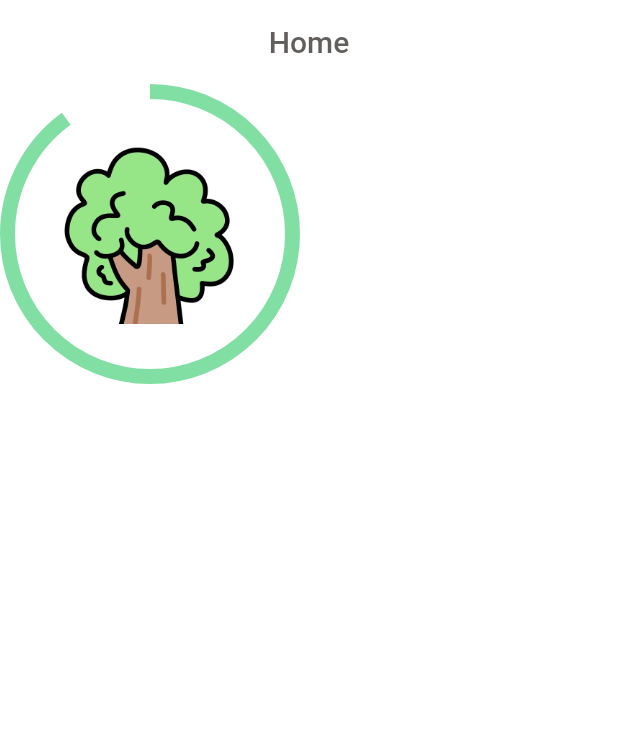
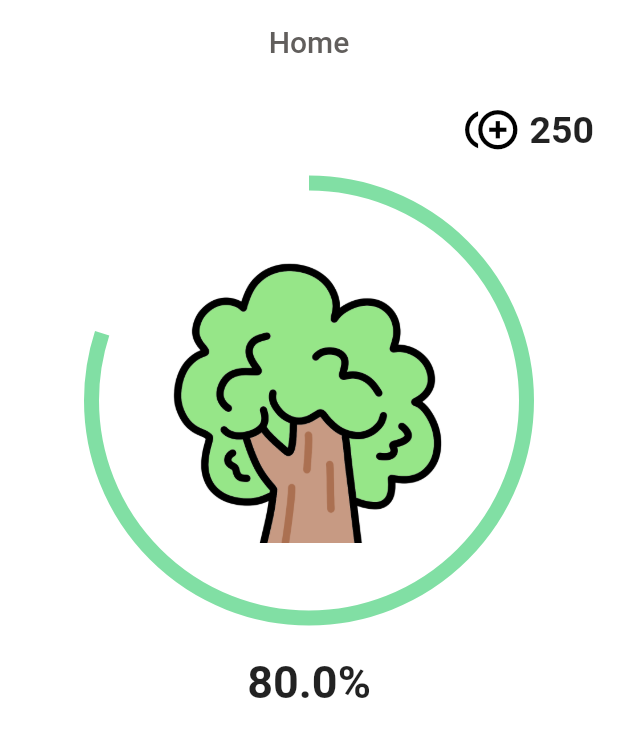
Before and after one commit to z5zH0/home, a Flutter app: the screen it shows after launch, on a phone screen of 412 x 824 dp. Shown: the top 737 px of the screen. Run offline on Flutter 3.47's test engine with Material 2 defaults, Android fonts, the phone set to English and light mode, and no system bars; drawn by our look-alikes of percent_indicator; Roboto replaces fonts that are missing (Inter-Regular).

Commit message:
포인트, 게이지바, 퍼센트

```diff
--- a/lib/campaign.dart
+++ b/lib/campaign.dart
@@ -6,8 +6,9 @@ class Campaign{
   int campLiked = 0;
   int campScrapped = 0;
   String campTodo = '';
+  int campPoint = 0;
 
-Campaign(String name, DateTime startDate, DateTime finishDate, bool ofCompany, int liked, int scrapped, String todo){
+Campaign(String name, DateTime startDate, DateTime finishDate, bool ofCompany, int liked, int scrapped, String todo, int point){
   campName = name;
   campStartDate = startDate;
   campFinishDate = finishDate;
@@ -15,5 +16,6 @@ Campaign(String name, DateTime startDate, DateTime finishDate, bool ofCompany, i
   campLiked = liked;
   campScrapped = scrapped;
   campTodo = todo;
+  campPoint = point;
   }
 }
--- a/lib/main.dart
+++ b/lib/main.dart
@@ -1,24 +1,38 @@
 import 'package:flutter/material.dart';
 import 'package:percent_indicator/percent_indicator.dart';
 import 'package:home/resources.dart';
+import 'package:home/todo.dart';
 
 void main() => runApp(MyApp());
 
-class MyApp extends StatefulWidget {
+
+
+class MyApp extends StatelessWidget {
   const MyApp({Key? key}) : super(key: key);
-
-  @override
-  _MyAppState createState() => _MyAppState();
-}
-
-class _MyAppState extends State<MyApp> {
-
-  double percent = 0.9;
 
   @override
   Widget build(BuildContext context) {
     return MaterialApp(
-      home: Scaffold(
+      home: Home()
+    );
+  }
+}
+
+class Home extends StatefulWidget {
+  const Home({Key? key}) : super(key: key);
+
+  @override
+  _HomeState createState() => _HomeState();
+}
+
+class _HomeState extends State<Home> {
+
+  double percent = 80;
+  int userPoint = 250;
+
+  @override
+  Widget build(BuildContext context) {
+    return Scaffold(
       backgroundColor: Colors.white,
       appBar: AppBar(
         title: Text('Home', style: TextStyle(color: darkGray)),
@@ -26,20 +40,53 @@ class _MyAppState extends State<MyApp> {
         elevation: 0.0,
         backgroundColor: Colors.white,
       ),
-        body: Row(
+
+      body: Column(
+        children:[
+          Padding(
+            padding: const EdgeInsets.all(8.0),
+            child: Row(
+              mainAxisAlignment: MainAxisAlignment.end,
               children: [
+                Icon(
+                  Icons.control_point_duplicate,
+                  color: Colors.black,
+                  size: 35.0,
+                ),
+                Padding(
+                  padding: const EdgeInsets.all(8.0),
+                  child: Text('$userPoint',
+                    style: TextStyle(
+                      fontFamily: 'Inter-Regular',
+                      fontSize: 25.0,
+                      fontWeight: FontWeight.bold,
+                    ),
+                  ),
+                ),
+              ],
+            ),
+          ),
 
           CircularPercentIndicator(
-              radius: 200.0,
+            radius: 300.0,
             lineWidth: 10.0,
-              percent: percent,
-              center: Image.asset('images/100%.png', width: 120.0),
+            percent: percent/100,
+            center: Image.asset('images/100%.png', width: 190.0),
             progressColor: lightGreen,
-              backgroundColor: Colors.white,
+            backgroundColor: Colors.transparent,
           ),
-            //ListView.builder(itemCount:1, itemBuilder: (a,index),)
+
+          Padding(
+            padding: const EdgeInsets.all(20.0),
+            child: Text('${percent}%',
+                style: TextStyle(
+                  fontFamily: 'Inter-Regular',
+                  fontSize: 30.0,
+                  fontWeight: FontWeight.bold,
+                ),
+          ),
+    ),
     ],
-        ),
     ),
     );
   }
```
Also changed, not shown: lib/todo.dart (+6 -4 lines), lib/todoData.dart (+29 -2 lines), pubspec.yaml (+5 -5 lines), fonts/Inter-Regular.ttf (added). Lines whose indentation alone changed are shown as unchanged.
